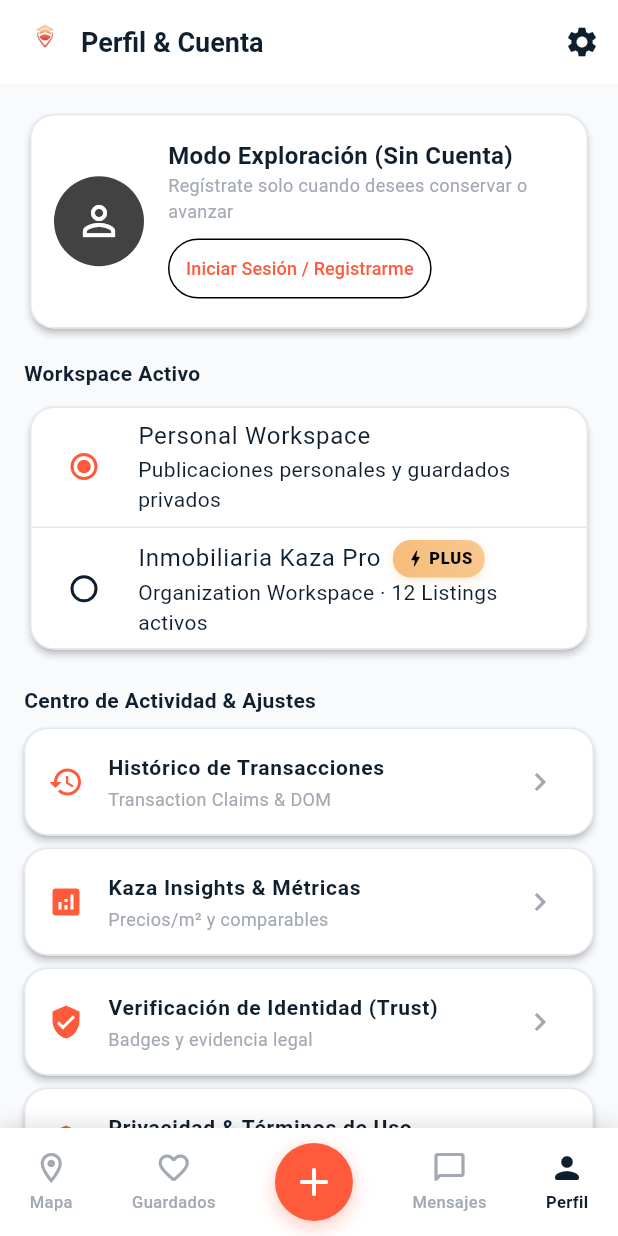
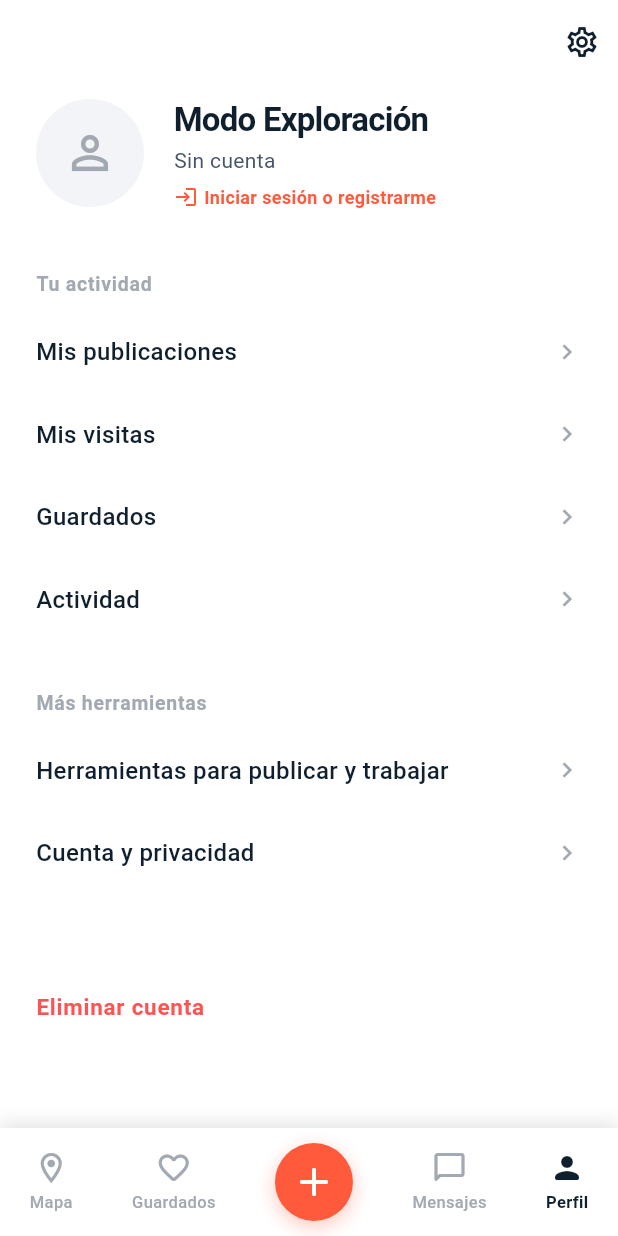
Before and after one commit to m1x3r961/ProyectoKaza, a Flutter app: the screen it shows after launch, item 5 of the bottom bar chosen, on a phone screen of 412 x 824 dp. Run offline on Flutter 3.47's test engine with Material 3 defaults, Android fonts, the light colour scheme and no system bars; our stand-ins replace flutter_map, flutter_riverpod, go_router, latlong2, supabase_flutter; accounts and stored records are empty.

Commit message:
feat: redesign Profile Screen to match v0.2 HiFi Light Theme

```diff
--- a/mobile/lib/features/profile/screens/profile_screen.dart
+++ b/mobile/lib/features/profile/screens/profile_screen.dart
@@ -4,7 +4,7 @@
 import '../../../core/widgets/kaza_badges.dart';
 import '../../auth/providers/auth_provider.dart';
 
-/// 👤 PERFIL Y WORKSPACES - User Account, Active Workspace Switcher & Settings
+/// 👤 PERFIL - User Account (v0.2 HiFi Light Theme)
 class ProfileScreen extends ConsumerWidget {
   const ProfileScreen({super.key});
 
@@ -13,201 +13,162 @@
     final authState = ref.watch(kazaAuthProvider);
 
     return Scaffold(
+      backgroundColor: Colors.white,
       appBar: AppBar(
-        title: Row(
-          children: [
-            Image.asset(
-              'assets/images/logo.png',
-              height: 28,
-              fit: BoxFit.contain,
-            ),
-            const SizedBox(width: 10),
-            const Text('Perfil & Cuenta'),
-          ],
-        ),
+        backgroundColor: Colors.white,
+        elevation: 0,
+        scrolledUnderElevation: 0,
         actions: [
           IconButton(
-            icon: const Icon(Icons.settings),
+            icon: const Icon(Icons.settings_outlined, color: KazaTheme.textPrimary),
             onPressed: () {},
           ),
         ],
       ),
       body: ListView(
-        padding: const EdgeInsets.all(16),
+        padding: const EdgeInsets.symmetric(horizontal: 24, vertical: 8),
         children: [
-          // User Card / Auth Status Banner
-          Card(
-            child: Padding(
-              padding: const EdgeInsets.all(16),
-              child: Row(
+          // 1. User Header (Avatar, Name, Status)
+          Row(
+            crossAxisAlignment: CrossAxisAlignment.center,
             children: [
               CircleAvatar(
-                    radius: 30,
-                    backgroundColor: authState.isAuthenticated ? KazaTheme.primaryTeal : Colors.grey.shade800,
+                radius: 36,
+                backgroundColor: authState.isAuthenticated ? KazaTheme.primaryCoralLight.withValues(alpha: 0.1) : KazaTheme.grisClaro,
                 child: Icon(
                   authState.isAuthenticated ? Icons.person : Icons.person_outline,
-                      size: 32,
-                      color: Colors.white,
+                  size: 36,
+                  color: authState.isAuthenticated ? KazaTheme.primaryCoralLight : KazaTheme.grisMedio,
                 ),
               ),
-                  const SizedBox(width: 16),
+              const SizedBox(width: 20),
               Expanded(
                 child: Column(
                   crossAxisAlignment: CrossAxisAlignment.start,
                   children: [
                     Text(
-                          authState.isAuthenticated
-                              ? (authState.fullName ?? 'Usuario Kaza')
-                              : 'Modo Exploración (Sin Cuenta)',
-                          style: const TextStyle(fontWeight: FontWeight.bold, fontSize: 16),
+                      authState.isAuthenticated ? (authState.fullName ?? 'Usuario Kaza') : 'Modo Exploración',
+                      style: const TextStyle(fontWeight: FontWeight.bold, fontSize: 22, color: KazaTheme.textPrimary, letterSpacing: -0.5),
                     ),
+                    const SizedBox(height: 2),
                     Text(
-                          authState.isAuthenticated
-                              ? (authState.email ?? 'user@kaza.app')
-                              : 'Regístrate solo cuando desees conservar o avanzar',
-                          style: const TextStyle(color: KazaTheme.textMuted, fontSize: 12),
+                      authState.isAuthenticated ? 'Cuenta personal' : 'Sin cuenta',
+                      style: const TextStyle(color: KazaTheme.textSecondary, fontSize: 14),
                     ),
                     const SizedBox(height: 6),
                     if (authState.isAuthenticated)
-                          const KazaTrustBadge(label: 'Identidad Verificada')
+                      const Row(
+                        children: [
+                          Icon(Icons.verified, color: KazaTheme.verifiedGreen, size: 16),
+                          SizedBox(width: 4),
+                          Text('Identidad verificada', style: TextStyle(color: KazaTheme.verifiedGreen, fontSize: 12, fontWeight: FontWeight.w600)),
+                        ],
+                      )
                     else
-                          OutlinedButton(
-                            style: OutlinedButton.styleFrom(padding: const EdgeInsets.symmetric(horizontal: 12, vertical: 4)),
-                            child: const Text('Iniciar Sesión / Registrarme', style: TextStyle(fontSize: 12)),
-                            onPressed: () {
-                              checkProgressiveAuth(
-                                context: context,
-                                ref: ref,
-                                actionName: 'acceder a tu Perfil completo',
-                                onAuthenticatedAction: () {},
-                              );
+                      GestureDetector(
+                        onTap: () {
+                          checkProgressiveAuth(context: context, ref: ref, actionName: 'iniciar sesión', onAuthenticatedAction: () {});
                         },
+                        child: const Row(
+                          children: [
+                            Icon(Icons.login, color: KazaTheme.primaryCoralLight, size: 16),
+                            SizedBox(width: 4),
+                            Text('Iniciar sesión o registrarme', style: TextStyle(color: KazaTheme.primaryCoralLight, fontSize: 12, fontWeight: FontWeight.w600)),
+                          ],
+                        ),
                       ),
                   ],
                 ),
               ),
             ],
           ),
+
+          const SizedBox(height: 40),
+
+          // 2. Sección: Tu actividad
+          const Text('Tu actividad', style: TextStyle(fontWeight: FontWeight.bold, fontSize: 13, color: KazaTheme.textMuted, letterSpacing: 0.5)),
+          const SizedBox(height: 8),
+
+          _buildCleanListTile(
+            title: 'Mis publicaciones',
+            onTap: () {
+              checkProgressiveAuth(context: context, ref: ref, actionName: 'ver tus publicaciones', onAuthenticatedAction: () {});
+            },
           ),
+          _buildCleanListTile(
+            title: 'Mis visitas',
+            onTap: () {
+              checkProgressiveAuth(context: context, ref: ref, actionName: 'ver tus visitas', onAuthenticatedAction: () {});
+            },
+          ),
+          _buildCleanListTile(
+            title: 'Guardados',
+            onTap: () {},
+          ),
+          _buildCleanListTile(
+            title: 'Actividad',
+            onTap: () {},
           ),
 
-          const SizedBox(height: 16),
+          const SizedBox(height: 32),
 
-          // Workspace Switcher
-          const Text('Workspace Activo', style: TextStyle(fontWeight: FontWeight.bold, fontSize: 14)),
+          // 3. Sección: Más herramientas
+          const Text('Más herramientas', style: TextStyle(fontWeight: FontWeight.bold, fontSize: 13, color: KazaTheme.textMuted, letterSpacing: 0.5)),
           const SizedBox(height: 8),
-          Card(
-            color: KazaTheme.cardSurface,
-            child: Column(
-              children: [
-                RadioListTile<String>(
-                  title: const Text('Personal Workspace'),
-                  subtitle: const Text('Publicaciones personales y guardados privados'),
-                  value: 'Personal Workspace',
-                  groupValue: authState.activeWorkspaceName,
-                  activeColor: KazaTheme.primaryTealLight,
-                  onChanged: (val) {
-                    if (val != null) {
-                      ref.read(kazaAuthProvider.notifier).switchWorkspace(val, false);
-                    }
+
+          _buildCleanListTile(
+            title: 'Herramientas para publicar y trabajar',
+            onTap: () {
+              checkProgressiveAuth(context: context, ref: ref, actionName: 'acceder a herramientas profesionales', onAuthenticatedAction: () {});
             },
           ),
-                const Divider(height: 1, color: KazaTheme.glassBorder),
-                RadioListTile<String>(
-                  title: const Row(
-                    children: [
-                      Text('Inmobiliaria Kaza Pro'),
-                      SizedBox(width: 8),
-                      KazaPlusBadge(),
-                    ],
-                  ),
-                  subtitle: const Text('Organization Workspace · 12 Listings activos'),
-                  value: 'Inmobiliaria Kaza Pro',
-                  groupValue: authState.activeWorkspaceName,
-                  activeColor: KazaTheme.primaryTealLight,
-                  onChanged: (val) {
-                    if (val != null) {
-                      checkProgressiveAuth(
-                        context: context,
-                        ref: ref,
-                        actionName: 'gestionar un Organization Workspace',
-                        onAuthenticatedAction: () {
-                          ref.read(kazaAuthProvider.notifier).switchWorkspace(val, true);
-                        },
-                      );
-                    }
-                  },
-                ),
-              ],
-            ),
+          _buildCleanListTile(
+            title: 'Cuenta y privacidad',
+            onTap: () {},
           ),
 
-          const SizedBox(height: 20),
+          const SizedBox(height: 48),
 
-          // Activity Center & Options
-          const Text('Centro de Actividad & Ajustes', style: TextStyle(fontWeight: FontWeight.bold, fontSize: 14)),
-          const SizedBox(height: 8),
-
-          _buildMenuOption(Icons.history, 'Histórico de Transacciones', 'Transaction Claims & DOM'),
-          _buildMenuOption(Icons.analytics, 'Kaza Insights & Métricas', 'Precios/m² y comparables'),
-          _buildMenuOption(Icons.verified_user, 'Verificación de Identidad (Trust)', 'Badges y evidencia legal'),
-          _buildMenuOption(Icons.privacy_tip, 'Privacidad & Términos de Uso', 'Global Privacy Rights Center'),
-
-          const SizedBox(height: 24),
-
-          // Logout or Account Deletion
-          if (authState.isAuthenticated) ...[
-            Card(
-              color: Colors.red.withValues(alpha: 0.1),
-              shape: RoundedRectangleBorder(
-                borderRadius: BorderRadius.circular(12),
-                side: BorderSide(color: Colors.red.withValues(alpha: 0.3)),
-              ),
-              child: ListTile(
-                leading: const Icon(Icons.logout, color: Colors.redAccent),
-                title: const Text('Cerrar Sesión', style: TextStyle(color: Colors.redAccent, fontWeight: FontWeight.bold)),
-                subtitle: const Text('Volver al modo de exploración pública sin cuenta', style: TextStyle(fontSize: 11)),
+          // Logout / Delete Account (Modern minimal style)
+          if (authState.isAuthenticated)
+            ListTile(
+              contentPadding: EdgeInsets.zero,
+              title: const Text('Cerrar Sesión', style: TextStyle(color: Colors.redAccent, fontWeight: FontWeight.w600, fontSize: 15)),
               onTap: () {
                 ref.read(kazaAuthProvider.notifier).logout();
               },
-              ),
-            ),
-          ] else ...[
-            Card(
-              color: Colors.red.withValues(alpha: 0.05),
-              shape: RoundedRectangleBorder(
-                borderRadius: BorderRadius.circular(12),
-                side: BorderSide(color: Colors.red.withValues(alpha: 0.2)),
-              ),
-              child: ListTile(
-                leading: const Icon(Icons.delete_forever, color: Colors.redAccent),
-                title: const Text('Eliminar Mi Cuenta', style: TextStyle(color: Colors.redAccent, fontWeight: FontWeight.bold)),
-                subtitle: const Text('Ruta de eliminación de cuenta accesible exigida por políticas de tienda', style: TextStyle(fontSize: 11)),
+            )
+          else
+            ListTile(
+              contentPadding: EdgeInsets.zero,
+              title: const Text('Eliminar cuenta', style: TextStyle(color: Colors.redAccent, fontWeight: FontWeight.w600, fontSize: 15)),
               onTap: () {
-                  checkProgressiveAuth(
-                    context: context,
-                    ref: ref,
-                    actionName: 'solicitar la eliminación de cuenta',
-                    onAuthenticatedAction: () {},
-                  );
+                checkProgressiveAuth(context: context, ref: ref, actionName: 'solicitar la eliminación de cuenta', onAuthenticatedAction: () {});
               },
             ),
-            ),
-          ],
+
+          const SizedBox(height: 24),
         ],
       ),
     );
   }
 
-  Widget _buildMenuOption(IconData icon, String title, String subtitle) {
-    return Card(
-      margin: const EdgeInsets.only(bottom: 8),
-      child: ListTile(
-        leading: Icon(icon, color: KazaTheme.primaryTealLight),
-        title: Text(title, style: const TextStyle(fontWeight: FontWeight.w600, fontSize: 14)),
-        subtitle: Text(subtitle, style: const TextStyle(color: KazaTheme.textMuted, fontSize: 12)),
-        trailing: const Icon(Icons.chevron_right, color: KazaTheme.textMuted),
-        onTap: () {},
+  Widget _buildCleanListTile({required String title, required VoidCallback onTap}) {
+    return InkWell(
+      onTap: onTap,
+      borderRadius: BorderRadius.circular(8),
+      child: Padding(
+        padding: const EdgeInsets.symmetric(vertical: 16.0),
+        child: Row(
+          mainAxisAlignment: MainAxisAlignment.spaceBetween,
+          children: [
+            Text(
+              title,
+              style: const TextStyle(fontWeight: FontWeight.w500, fontSize: 16, color: KazaTheme.textPrimary),
+            ),
+            const Icon(Icons.chevron_right, color: KazaTheme.grisMedio, size: 20),
+          ],
+        ),
       ),
     );
   }
```
Also changed, not shown: 3 other files. Lines whose indentation alone changed are shown as unchanged.
